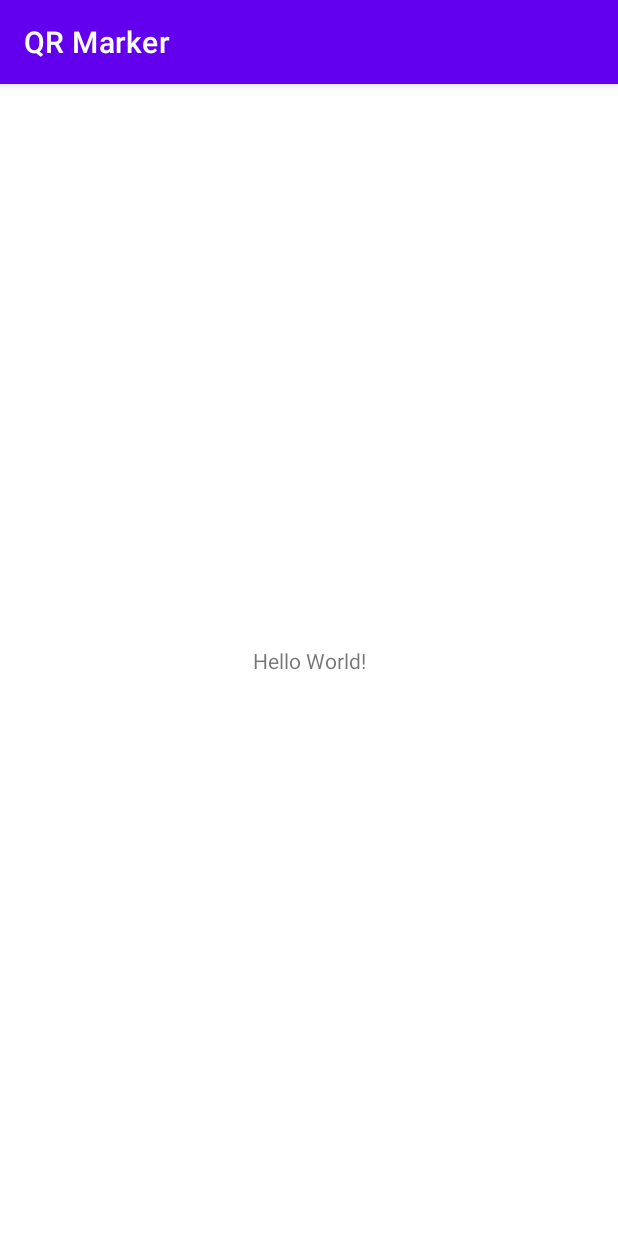
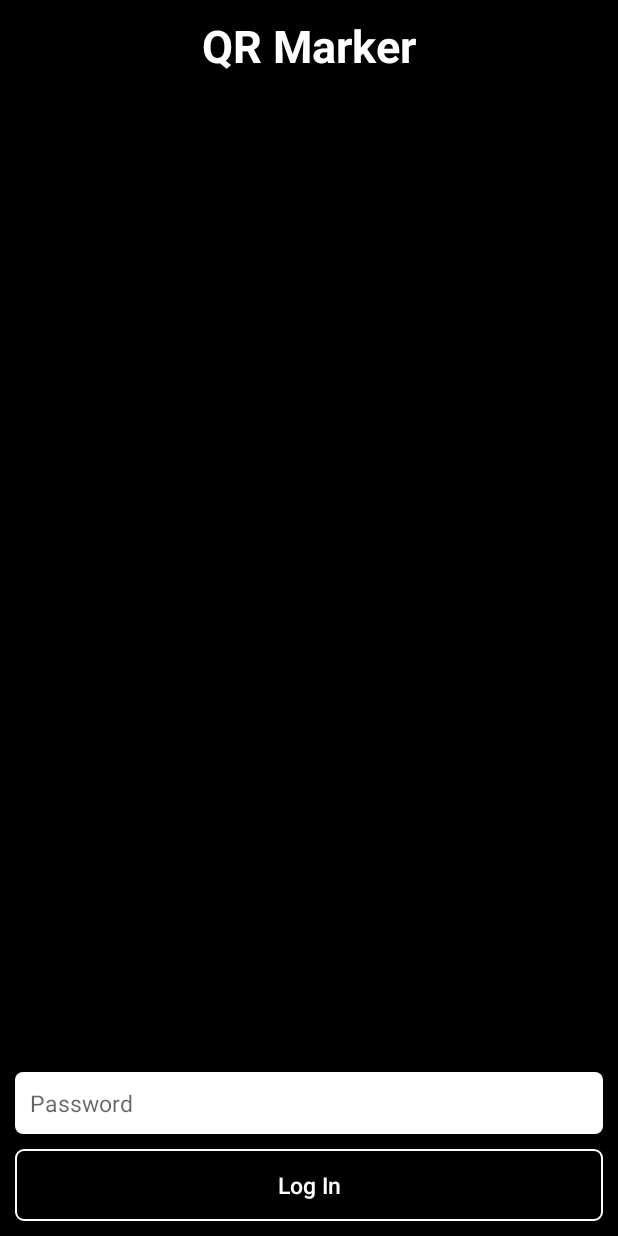
Before and after one commit to chimezie-ugonna/QR-Marker, an Android app: the screen it shows after launch (MainActivity), on a phone screen of 412 x 824 dp. Run offline under Robolectric (Android 15) with nearby library versions, the light colour scheme and no system bars.

Commit message:
initial commit.

```diff
--- a/app/src/main/java/com/qrmarker/MainActivity.kt
+++ b/app/src/main/java/com/qrmarker/MainActivity.kt
@@ -1,11 +1,17 @@
 package com.qrmarker
 
+import android.content.Intent
+import android.os.Bundle
+import android.widget.Button
 import androidx.appcompat.app.AppCompatActivity
-import android.os.Bundle
 
 class MainActivity : AppCompatActivity() {
     override fun onCreate(savedInstanceState: Bundle?) {
         super.onCreate(savedInstanceState)
         setContentView(R.layout.activity_main)
+
+        findViewById<Button>(R.id.log_in).setOnClickListener {
+            startActivity(Intent(this, Scanner::class.java))
+        }
     }
 }
--- /dev/null
+++ b/app/src/main/res/drawable/black_solid_white_stroke_curved_edges.xml
@@ -0,0 +1,12 @@
+<?xml version="1.0" encoding="utf-8"?>
+<shape xmlns:android="http://schemas.android.com/apk/res/android">
+    <solid android:color="@color/black" />
+    <stroke
+        android:width="@dimen/line"
+        android:color="@color/white" />
+    <corners
+        android:bottomLeftRadius="@dimen/radius"
+        android:bottomRightRadius="@dimen/radius"
+        android:topLeftRadius="@dimen/radius"
+        android:topRightRadius="@dimen/radius" />
+</shape>
--- /dev/null
+++ b/app/src/main/res/drawable/white_solid_curved_edges.xml
@@ -0,0 +1,9 @@
+<?xml version="1.0" encoding="utf-8"?>
+<shape xmlns:android="http://schemas.android.com/apk/res/android">
+    <solid android:color="@color/white" />
+    <corners
+        android:bottomLeftRadius="@dimen/radius"
+        android:bottomRightRadius="@dimen/radius"
+        android:topLeftRadius="@dimen/radius"
+        android:topRightRadius="@dimen/radius" />
+</shape>
--- a/app/src/main/res/layout/activity_main.xml
+++ b/app/src/main/res/layout/activity_main.xml
@@ -1,18 +1,50 @@
 <?xml version="1.0" encoding="utf-8"?>
-<androidx.constraintlayout.widget.ConstraintLayout xmlns:android="http://schemas.android.com/apk/res/android"
-    xmlns:app="http://schemas.android.com/apk/res-auto"
+<RelativeLayout xmlns:android="http://schemas.android.com/apk/res/android"
     xmlns:tools="http://schemas.android.com/tools"
     android:layout_width="match_parent"
     android:layout_height="match_parent"
+    android:background="@color/black"
+    android:padding="@dimen/padding"
     tools:context=".MainActivity">
 
     <TextView
         android:layout_width="wrap_content"
         android:layout_height="wrap_content"
-        android:text="Hello World!"
-        app:layout_constraintBottom_toBottomOf="parent"
-        app:layout_constraintLeft_toLeftOf="parent"
-        app:layout_constraintRight_toRightOf="parent"
-        app:layout_constraintTop_toTopOf="parent" />
+        android:layout_alignParentTop="true"
+        android:layout_centerHorizontal="true"
+        android:text="@string/app_name"
+        android:textColor="@color/white"
+        android:textSize="@dimen/title"
+        android:textStyle="bold" />
 
-</androidx.constraintlayout.widget.ConstraintLayout>
+    <LinearLayout
+        android:layout_width="match_parent"
+        android:layout_height="wrap_content"
+        android:layout_alignParentBottom="true"
+        android:orientation="vertical">
+
+        <EditText
+            android:id="@+id/password"
+            android:layout_width="match_parent"
+            android:layout_height="wrap_content"
+            android:background="@drawable/white_solid_curved_edges"
+            android:hint="@string/password"
+            android:importantForAutofill="no"
+            android:inputType="textPassword"
+            android:padding="@dimen/padding"
+            android:textSize="@dimen/normal" />
+
+        <Button
+            android:id="@+id/log_in"
+            android:layout_width="match_parent"
+            android:layout_height="wrap_content"
+            android:layout_marginTop="@dimen/padding"
+            android:background="@drawable/black_solid_white_stroke_curved_edges"
+            android:padding="@dimen/padding"
+            android:text="@string/log_in"
+            android:textAllCaps="false"
+            android:textColor="@color/white"
+            android:textSize="@dimen/normal" />
+    </LinearLayout>
+
+</RelativeLayout>
--- a/app/src/main/res/values-night/themes.xml
+++ b/app/src/main/res/values-night/themes.xml
@@ -1,16 +1,9 @@
-<resources xmlns:tools="http://schemas.android.com/tools">
-    <!-- Base application theme. -->
-    <style name="Theme.QRMarker" parent="Theme.MaterialComponents.DayNight.DarkActionBar">
-        <!-- Primary brand color. -->
-        <item name="colorPrimary">@color/purple_200</item>
-        <item name="colorPrimaryVariant">@color/purple_700</item>
-        <item name="colorOnPrimary">@color/black</item>
-        <!-- Secondary brand color. -->
-        <item name="colorSecondary">@color/teal_200</item>
-        <item name="colorSecondaryVariant">@color/teal_200</item>
-        <item name="colorOnSecondary">@color/black</item>
-        <!-- Status bar color. -->
-        <item name="android:statusBarColor" tools:targetApi="l">?attr/colorPrimaryVariant</item>
-        <!-- Customize your theme here. -->
+<resources>
+
+    <style name="Theme.QRMarker" parent="Theme.AppCompat.Light.NoActionBar">
+        <item name="colorPrimaryDark">@color/black</item>
+        <item name="android:statusBarColor">@color/black</item>
+        <item name="colorAccent">@color/black</item>
+        <item name="android:windowLightStatusBar">false</item>
     </style>
 </resources>
--- a/app/src/main/res/values/colors.xml
+++ b/app/src/main/res/values/colors.xml
@@ -5,6 +5,6 @@
     <color name="purple_700">#FF3700B3</color>
     <color name="teal_200">#FF03DAC5</color>
     <color name="teal_700">#FF018786</color>
-    <color name="black">#FF000000</color>
-    <color name="white">#FFFFFFFF</color>
+    <color name="black">#000000</color>
+    <color name="white">#FFFFFF</color>
 </resources>
--- /dev/null
+++ b/app/src/main/res/values/dimensions.xml
@@ -0,0 +1,10 @@
+<?xml version="1.0" encoding="utf-8"?>
+<resources>
+    <dimen name="line">1sp</dimen>
+    <dimen name="radius">5sp</dimen>
+    <dimen name="padding">10sp</dimen>
+    <dimen name="title">30sp</dimen>
+    <dimen name="big">20sp</dimen>
+    <dimen name="normal">15sp</dimen>
+    <dimen name="small">10sp</dimen>
+</resources>
--- a/app/src/main/res/values/strings.xml
+++ b/app/src/main/res/values/strings.xml
@@ -1,3 +1,5 @@
 <resources>
     <string name="app_name">QR Marker</string>
+    <string name="password">Password</string>
+    <string name="log_in">Log In</string>
 </resources>
--- a/app/src/main/res/values/themes.xml
+++ b/app/src/main/res/values/themes.xml
@@ -1,16 +1,9 @@
-<resources xmlns:tools="http://schemas.android.com/tools">
-    <!-- Base application theme. -->
-    <style name="Theme.QRMarker" parent="Theme.MaterialComponents.DayNight.DarkActionBar">
-        <!-- Primary brand color. -->
-        <item name="colorPrimary">@color/purple_500</item>
-        <item name="colorPrimaryVariant">@color/purple_700</item>
-        <item name="colorOnPrimary">@color/white</item>
-        <!-- Secondary brand color. -->
-        <item name="colorSecondary">@color/teal_200</item>
-        <item name="colorSecondaryVariant">@color/teal_700</item>
-        <item name="colorOnSecondary">@color/black</item>
-        <!-- Status bar color. -->
-        <item name="android:statusBarColor" tools:targetApi="l">?attr/colorPrimaryVariant</item>
-        <!-- Customize your theme here. -->
+<resources>
+
+    <style name="Theme.QRMarker" parent="Theme.AppCompat.Light.NoActionBar">
+        <item name="colorPrimaryDark">@color/black</item>
+        <item name="android:statusBarColor">@color/black</item>
+        <item name="colorAccent">@color/black</item>
+        <item name="android:windowLightStatusBar">false</item>
     </style>
 </resources>
```
Also changed, not shown: app/build.gradle (+5 -4 lines), app/src/main/AndroidManifest.xml (+15 -1 lines), app/src/main/java/com/qrmarker/Scanner.kt (added, +101 -0 lines), app/src/main/res/layout/activity_scanner.xml (added, +33 -0 lines), build.gradle (+9 -0 lines), settings.gradle (+0 -7 lines), app/src/main/res/mipmap-hdpi/menu.png (added), app/src/main/res/mipmap-mdpi/menu.png (added), app/src/main/res/mipmap-xhdpi/menu.png (added), app/src/main/res/mipmap-xxhdpi/menu.png (added), app/src/main/res/mipmap-xxxhdpi/menu.png (added).
